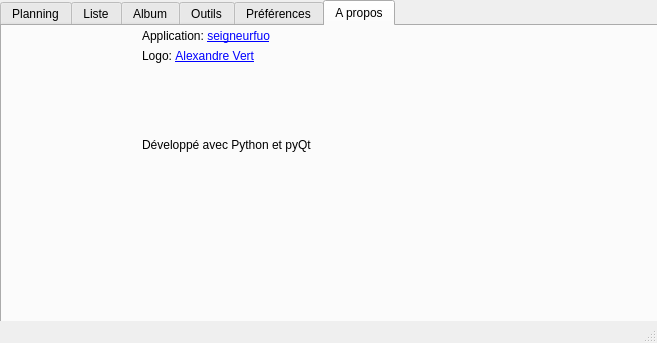
First picture: the form in ressources/gui.ui, repository seigneurfuo/MyAnimeManager, before the edit.
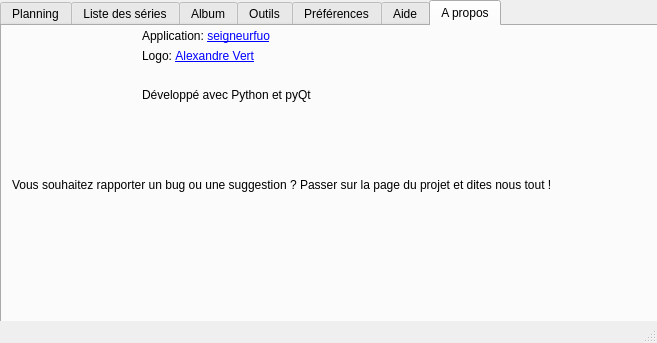
Second picture: the form after the edit. The open tabs and pages were chosen to show the change. Icons and pictures are not drawn.

The edit to the form file:
```diff
--- a/ressources/gui.ui
+++ b/ressources/gui.ui
@@ -45,6 +45,9 @@
       <height>331</height>
      </rect>
     </property>
+    <property name="styleSheet">
+     <string notr="true"/>
+    </property>
     <property name="tabPosition">
      <enum>QTabWidget::North</enum>
     </property>
@@ -245,7 +248,7 @@
        <normaloff>ressources/icons/application-view-list.ico</normaloff>ressources/icons/application-view-list.ico</iconset>
      </attribute>
      <attribute name="title">
-      <string>Liste</string>
+      <string>Liste des séries</string>
      </attribute>
      <widget class="QLabel" name="label_2">
       <property name="geometry">
@@ -1496,12 +1499,34 @@
       </property>
      </widget>
     </widget>
-    <widget class="QWidget" name="tab">
+    <widget class="QWidget" name="tab_2">
      <attribute name="icon">
       <iconset>
        <normaloff>ressources/icons/help-about.ico</normaloff>ressources/icons/help-about.ico</iconset>
      </attribute>
      <attribute name="title">
+      <string>Aide</string>
+     </attribute>
+     <widget class="QLabel" name="label_19">
+      <property name="geometry">
+       <rect>
+        <x>10</x>
+        <y>0</y>
+        <width>641</width>
+        <height>20</height>
+       </rect>
+      </property>
+      <property name="text">
+       <string>Vous verrez ici, comment utiliser l'application grâce à des images explicatives</string>
+      </property>
+     </widget>
+    </widget>
+    <widget class="QWidget" name="tab">
+     <attribute name="icon">
+      <iconset>
+       <normaloff>ressources/icons/dialog-information-2.ico</normaloff>ressources/icons/dialog-information-2.ico</iconset>
+     </attribute>
+     <attribute name="title">
       <string>A propos</string>
      </attribute>
      <widget class="QLabel" name="label_13">
@@ -1550,7 +1575,7 @@
       <property name="geometry">
        <rect>
         <x>140</x>
-        <y>110</y>
+        <y>60</y>
         <width>191</width>
         <height>17</height>
        </rect>
@@ -1559,6 +1584,19 @@
        <string>Développé avec Python et pyQt</string>
       </property>
      </widget>
+     <widget class="QLabel" name="label_20">
+      <property name="geometry">
+       <rect>
+        <x>10</x>
+        <y>150</y>
+        <width>671</width>
+        <height>17</height>
+       </rect>
+      </property>
+      <property name="text">
+       <string>Vous souhaitez rapporter un bug ou une suggestion ? Passer sur la page du projet et dites nous tout !</string>
+      </property>
+     </widget>
     </widget>
    </widget>
   </widget>
```
Left out of the diff: 2 changed lines with no effect on the pictures.
